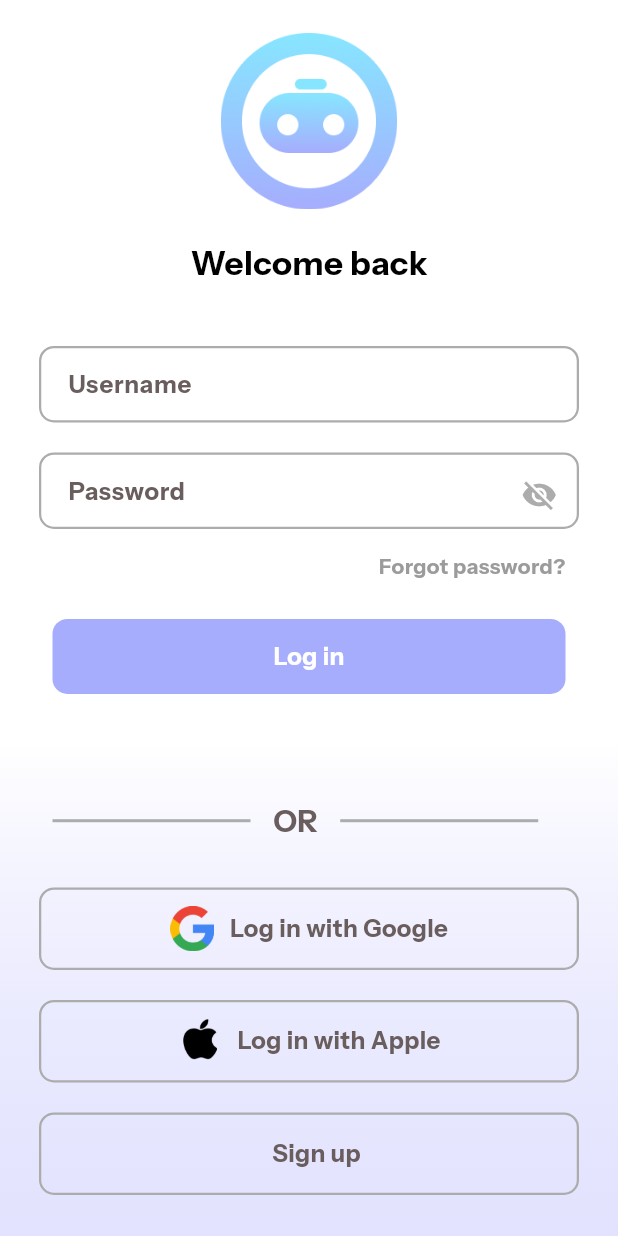
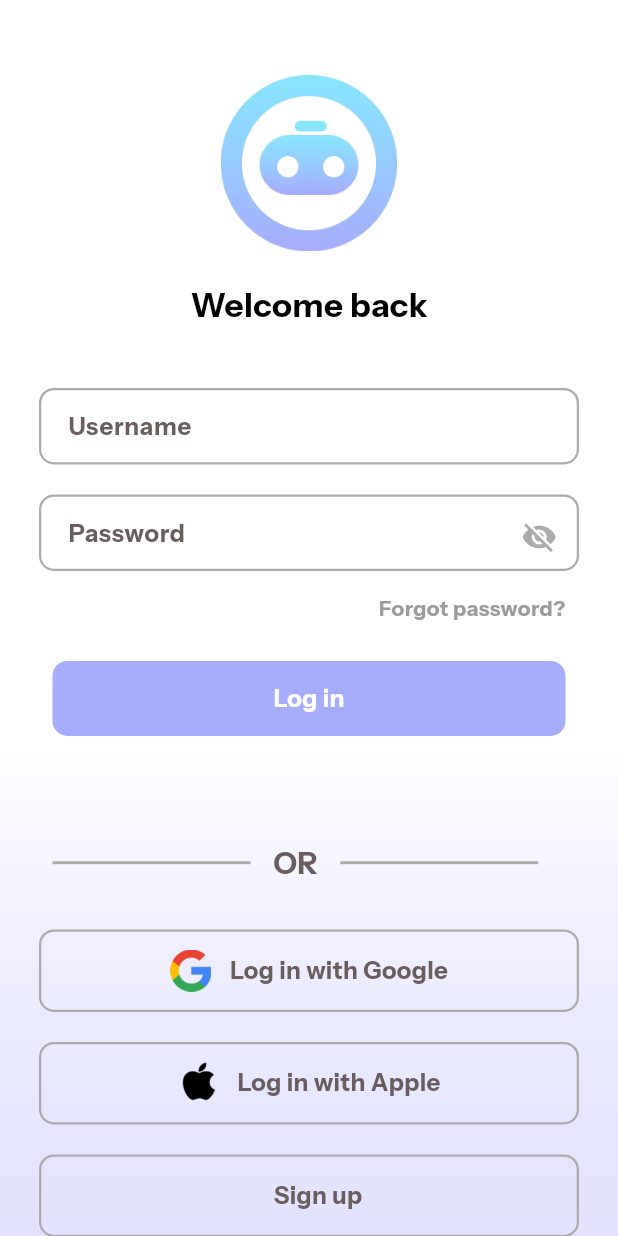
Before and after one commit to WiggleWoggle/ai_gym_advisor_app, a Flutter app: the screen it shows after launch, on a phone screen of 412 x 824 dp. Run offline on Flutter 3.47's test engine with Material 3 defaults, Android fonts, the phone set to English and light mode, and no system bars; our stand-ins replace device_preview.

Commit message:
login page ui done
finished the frontend ui for the login page, does not have any functionality yet

```diff
--- a/lib/pages/SigninFormPage.dart
+++ b/lib/pages/SigninFormPage.dart
@@ -20,6 +20,8 @@ class SignInFormPage extends StatelessWidget {
           ),
           Align(
             alignment: Alignment.center,
+            child: Padding(
+              padding: EdgeInsets.only(top: 50),
               child: Container(
                   width: MediaQuery.of(context).size.width,
                   height: 780,
@@ -91,6 +93,7 @@ class SignInFormPage extends StatelessWidget {
                   )
               )
             )
+          )
         ],
       )
     );
@@ -132,11 +135,11 @@ class _AlternateSignUpButton extends State<AlternateSignUpButton> {
           children: [
             if (widget.thirdPartyLogin)
               Container(
-                  width: 30,
-                  height: 30,
+                  width: 28,
+                  height: 28,
                   child: Image.asset(widget.buttonIcon.toString(), scale: 2)
               ),
-              SizedBox(width: 10,),
+              SizedBox(width: 12,),
             Text(
               widget.buttonText.toString(),
               style: const TextStyle(
```
Lines whose indentation alone changed are shown as unchanged.
